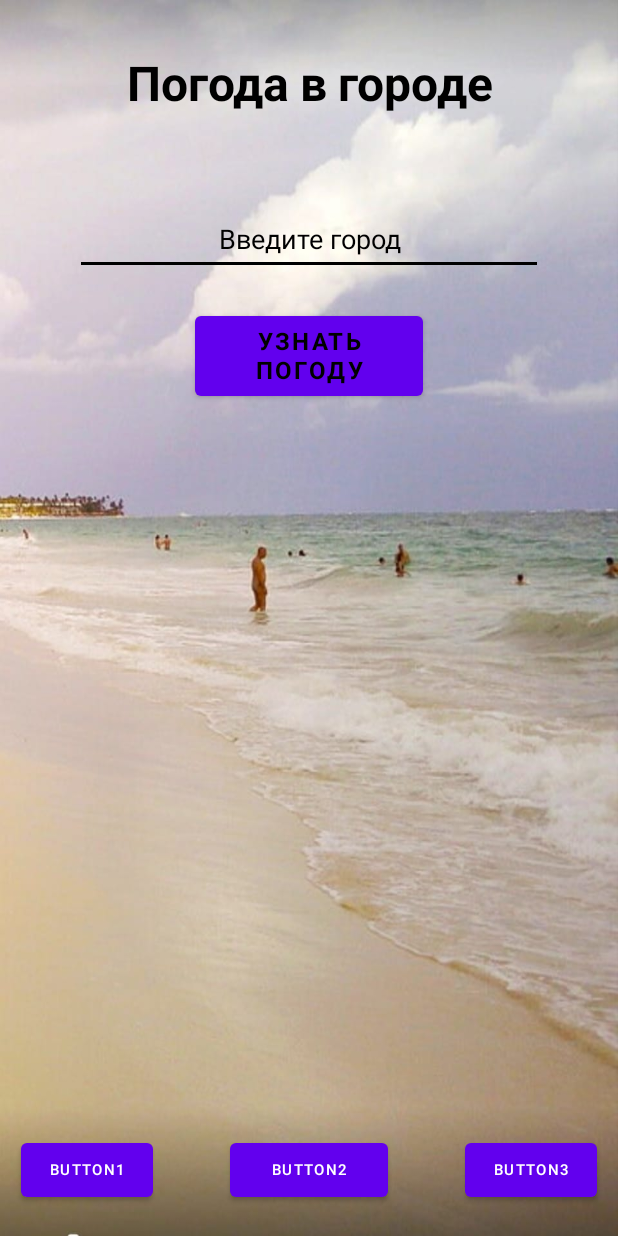
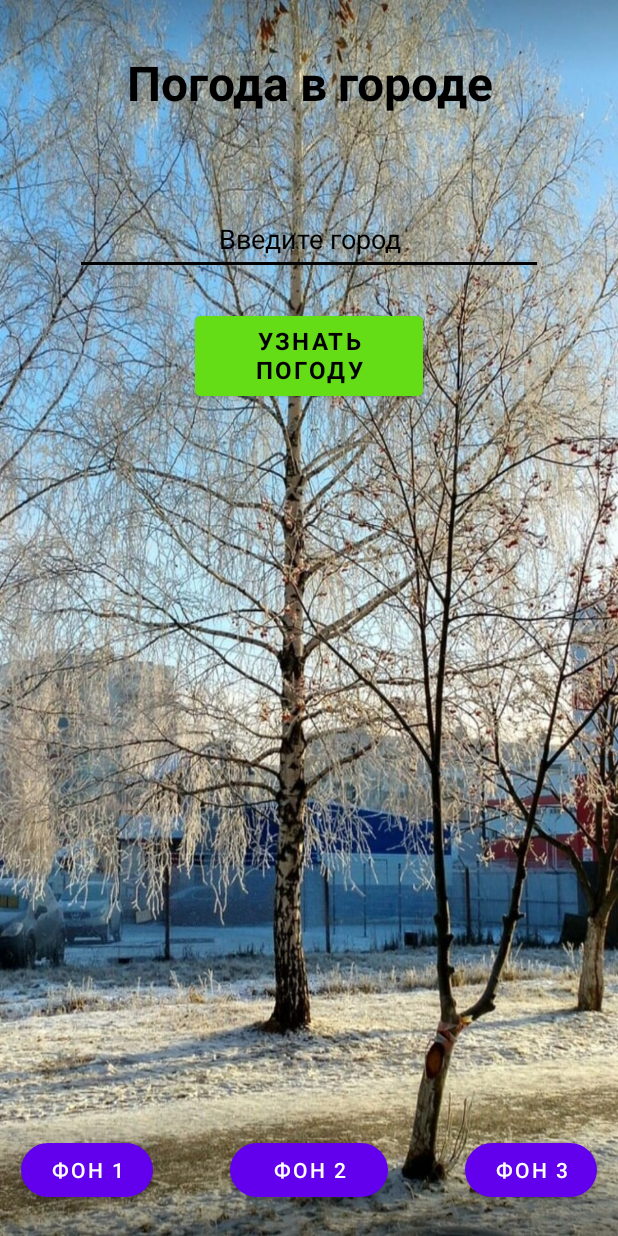
Before and after one commit to vyntyk/My_Weather, an Android app: the screen it shows after launch (MainActivity), on a phone screen of 412 x 824 dp. Run offline under Robolectric (Android 15) with nearby library versions, the phone set to English and light mode, and no system bars.

Commit message:
фоны v1.4

```diff
--- a/app/src/main/res/layout/activity_main.xml
+++ b/app/src/main/res/layout/activity_main.xml
@@ -5,7 +5,7 @@
     android:id="@+id/background"
     android:layout_width="wrap_content"
     android:layout_height="match_parent"
-    android:background="@drawable/foto3"
+    android:background="@drawable/foto4"
     android:visibility="visible"
     tools:context=".MainActivity">
 
@@ -37,10 +37,11 @@
         android:textColor="@color/black"
         android:textColorHint="@color/black" />
 
-    <Button
+    <com.google.android.material.button.MaterialButton
         android:id="@+id/main_btn"
         android:layout_width="wrap_content"
         android:layout_height="wrap_content"
+        android:backgroundTint="#64DD17"
         android:layout_below="@id/user_field"
         android:layout_marginHorizontal="130dp"
         android:layout_marginTop="21dp"
@@ -49,7 +50,7 @@
         android:textColor="@color/black"
         android:textSize="16sp">
 
-    </Button>
+    </com.google.android.material.button.MaterialButton>
 
     <TextView
         android:id="@+id/resultat"
@@ -59,7 +60,7 @@
         android:layout_marginTop="30sp"
         android:fontFamily="@font/montserrat_bold"
         android:textAlignment="center"
-        android:textColor="@color/black"
+        android:textColor="@color/white"
         android:textSize="24sp"
         android:textStyle="bold" />
 
@@ -71,7 +72,7 @@
         android:layout_marginTop="10sp"
         android:fontFamily="@font/montserrat_bold"
         android:textAlignment="center"
-        android:textColor="@color/black"
+        android:textColor="@color/white"
         android:textSize="24sp"
         android:textStyle="bold" />
 
@@ -83,7 +84,7 @@
         android:layout_marginTop="10sp"
         android:fontFamily="@font/montserrat_bold"
         android:textAlignment="center"
-        android:textColor="@color/black"
+        android:textColor="@color/white"
         android:textSize="24sp"
         android:textStyle="bold" />
 
@@ -95,7 +96,7 @@
         android:layout_marginTop="10sp"
         android:fontFamily="@font/montserrat_bold"
         android:textAlignment="center"
-        android:textColor="@color/black"
+        android:textColor="@color/white"
         android:textSize="24sp"
         android:textStyle="bold" />
 
@@ -107,11 +108,12 @@
         android:layout_marginTop="10sp"
         android:fontFamily="@font/montserrat_bold"
         android:textAlignment="center"
-        android:textColor="@color/black"
+        android:textColor="@color/white"
         android:textSize="24sp"
         android:textStyle="bold" />
 
-    <Button
+    <com.google.android.material.button.MaterialButton
+        app:cornerRadius="35dp"
         android:id="@+id/btn1"
         android:layout_width="wrap_content"
         android:layout_height="wrap_content"
@@ -120,11 +122,12 @@
         android:layout_marginStart="14dp"
         android:layout_marginBottom="20dp"
         android:onClick="BG"
-        android:text="Button1"
-        android:textSize="10sp"
+        android:text="ФОН 1"
+        android:textSize="14sp"
         tools:visibility="visible" />
 
-    <Button
+    <com.google.android.material.button.MaterialButton
+        app:cornerRadius="35dp"
         android:id="@+id/btn2"
         android:layout_width="wrap_content"
         android:layout_height="wrap_content"
@@ -135,11 +138,12 @@
         android:layout_toStartOf="@+id/btn3"
         android:layout_toEndOf="@+id/btn1"
         android:onClick="BG"
-        android:text="Button2"
-        android:textSize="10sp"
+        android:text="ФОН 2"
+        android:textSize="14sp"
         android:visibility="visible" />
 
-    <Button
+    <com.google.android.material.button.MaterialButton
+        app:cornerRadius="35dp"
         android:id="@+id/btn3"
         android:layout_width="wrap_content"
         android:layout_height="wrap_content"
@@ -148,8 +152,8 @@
         android:layout_marginEnd="14dp"
         android:layout_marginBottom="20dp"
         android:onClick="BG"
-        android:text="Button3"
-        android:textSize="10sp"
+        android:text="ФОН 3"
+        android:textSize="14sp"
         android:visibility="visible" />
 
 </RelativeLayout>
--- a/gradle.properties
+++ b/gradle.properties
@@ -10,7 +10,11 @@ org.gradle.jvmargs=-Xmx2048m -Dfile.encoding=UTF-8
 # When configured, Gradle will run in incubating parallel mode.
 # This option should only be used with decoupled projects. More details, visit
 # http://www.gradle.org/docs/current/userguide/multi_project_builds.html#sec:decoupled_projects
-# org.gradle.parallel=true
+org.gradle.parallel=true
+org.gradle.caching=true
+org.gradle.daemon=true
+
+
 # AndroidX package structure to make it clearer which packages are bundled with the
 # Android operating system, and which are packaged with your app"s APK
 # https://developer.android.com/topic/libraries/support-library/androidx-rn
```
Also changed, not shown: app/src/main/res/drawable-v24/foto4.jpeg (added).
